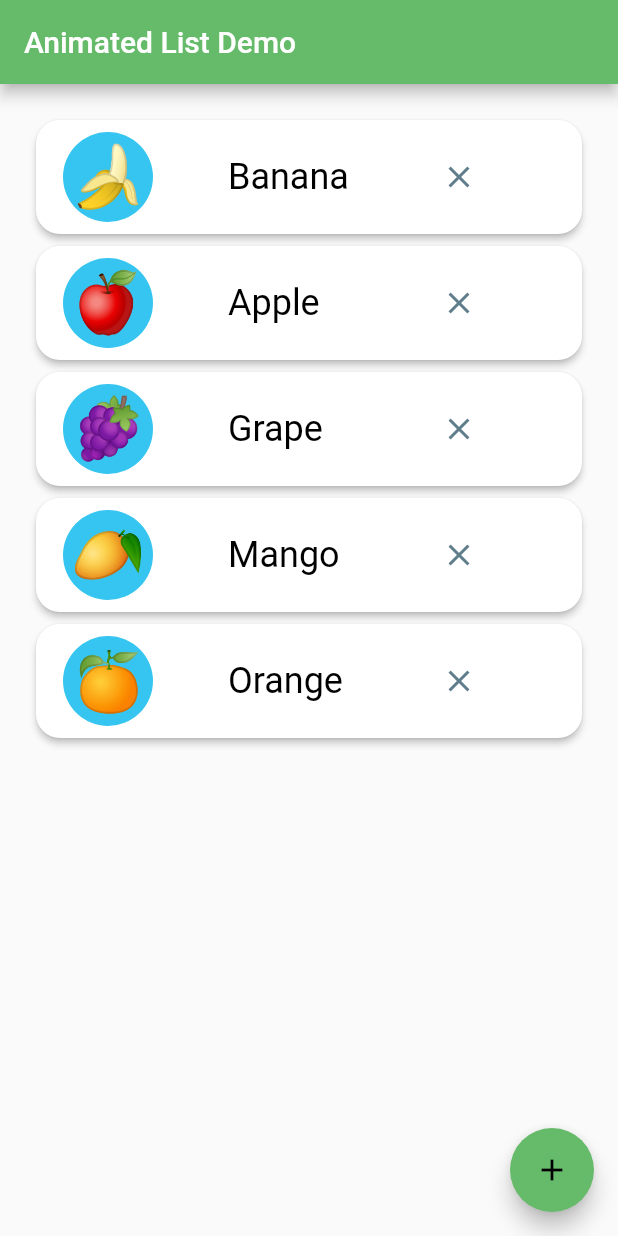
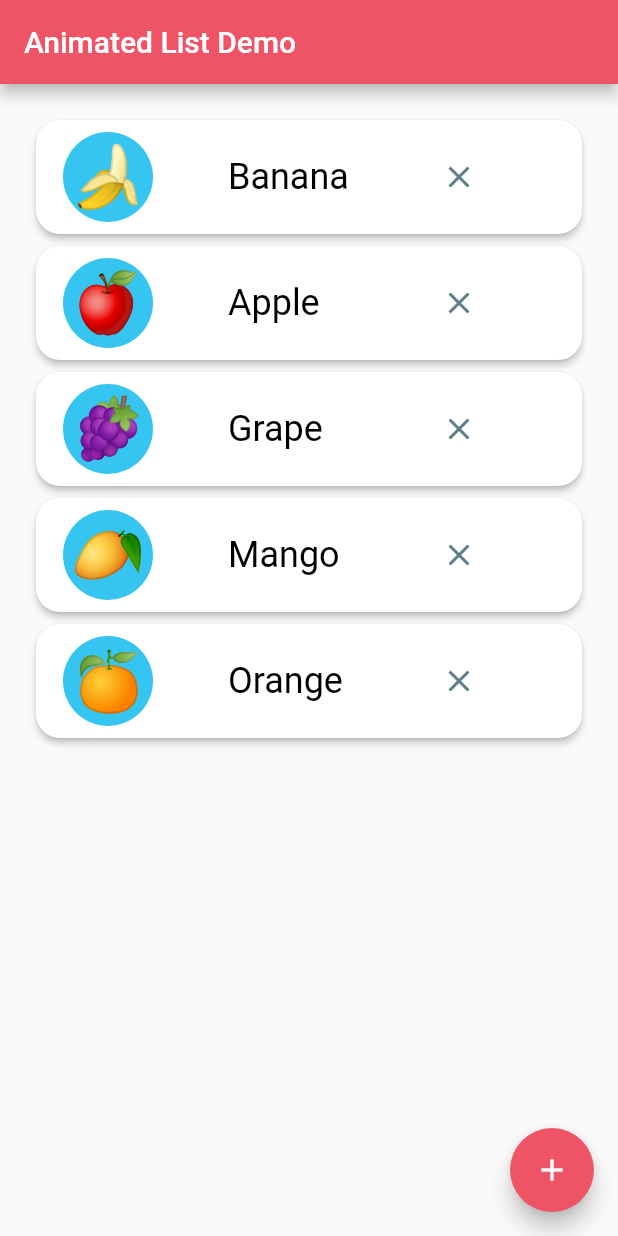
Before and after one commit to ujas-m-simformsolutions/animatedList-demo, a Flutter app: the screen it shows after launch, on a phone screen of 412 x 824 dp. Run offline on Flutter 3.47's test engine with Material 2 defaults, Android fonts, the phone set to English and light mode, and no system bars.

Commit message:
:sparkles: Formatted code and updated read me

```diff
--- a/lib/home.dart
+++ b/lib/home.dart
@@ -1,7 +1,9 @@
+import 'dart:math' as math;
+
 import 'package:animated_list_demo/fruit_card.dart';
 import 'package:flutter/gestures.dart';
 import 'package:flutter/material.dart';
-import 'dart:math' as math;
+
 import 'fruits.dart';
 
 class Home extends StatefulWidget {
@@ -85,7 +87,7 @@ class _HomeState extends State<Home> with TickerProviderStateMixin {
   Widget build(BuildContext context) {
     return Scaffold(
       appBar: AppBar(
-        backgroundColor: Colors.green[400],
+        backgroundColor: Theme.of(context).colorScheme.secondary,
         title: Text('Animated List Demo'),
       ),
       floatingActionButton: FloatingActionButton(
--- a/lib/main.dart
+++ b/lib/main.dart
@@ -1,5 +1,6 @@
 import 'package:animated_list_demo/home.dart';
 import 'package:flutter/material.dart';
+
 void main() {
   runApp(MyApp());
 }
@@ -8,12 +9,13 @@ class MyApp extends StatelessWidget {
   @override
   Widget build(BuildContext context) {
     return MaterialApp(
-        title: 'Flutter Demo',
-        debugShowCheckedModeBanner: false,
-        theme: ThemeData(
-          accentColor: Colors.green[400],
-        ),
-        home: Home(),
+      title: 'Flutter Demo',
+      debugShowCheckedModeBanner: false,
+      theme: ThemeData(
+        colorScheme:
+            ColorScheme.fromSwatch().copyWith(secondary: Color(0xffef5366)),
+      ),
+      home: Home(),
     );
   }
 }
```
Also changed, not shown: lib/fruit_card.dart (+3 -5 lines), demo_gif/1.gif, demo_gif/2.gif, demo_gif/3.gif, demo_gif/simformBanner.png (added), 1 other file.
